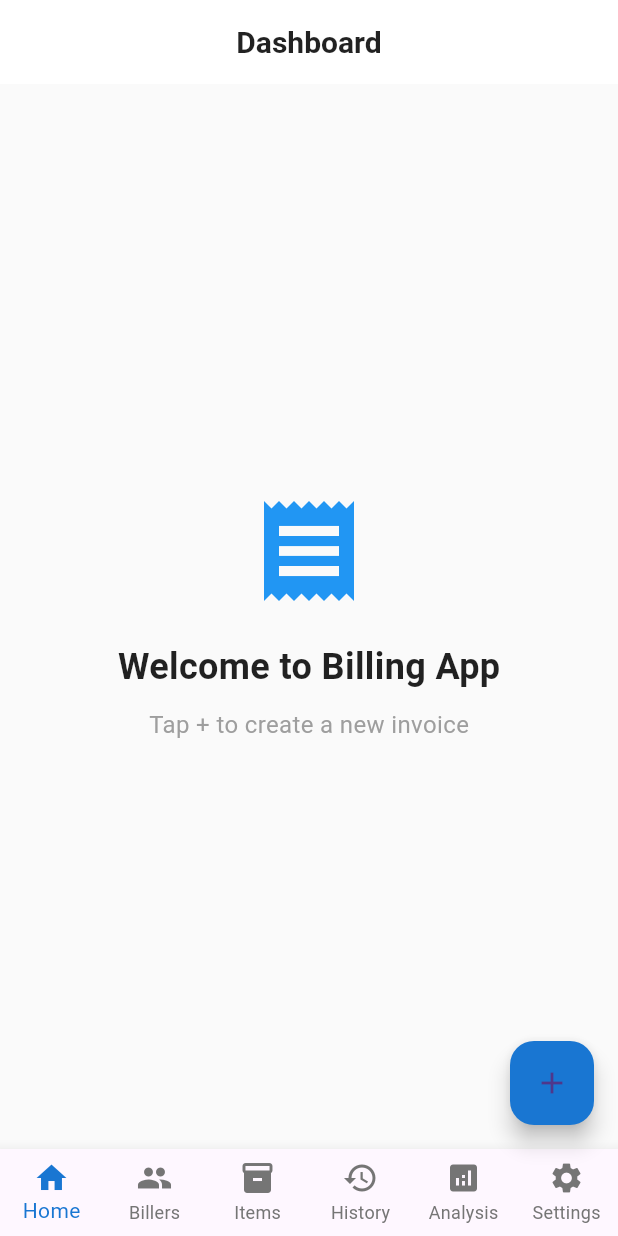
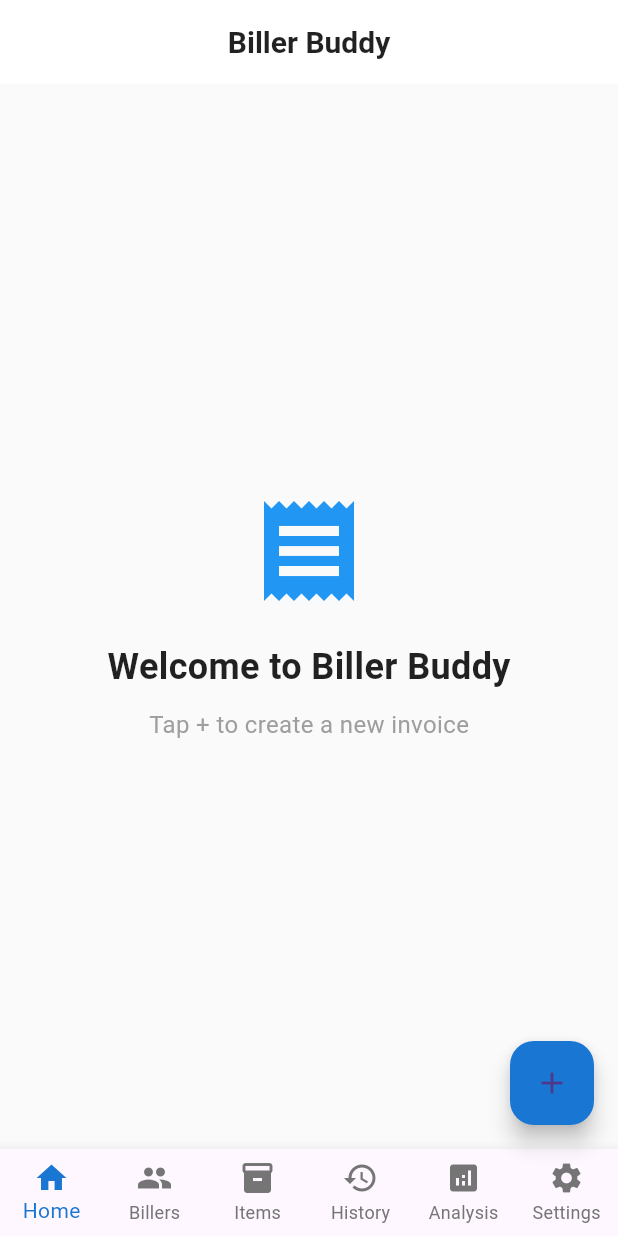
Before and after one commit to dollypatel2012/bill_me, a Flutter app: the screen it shows after launch, on a phone screen of 412 x 824 dp. Run offline on Flutter 3.47's test engine with Material 3 defaults, Android fonts, the light colour scheme and no system bars; our stand-ins replace csv, fl_chart, flutter_secure_storage, image_picker, pdf, printing and 3 more; missing offline and left inert: mysql1; accounts and stored records are empty.

```diff
--- a/lib/screens/home_screen.dart
+++ b/lib/screens/home_screen.dart
@@ -5,7 +5,7 @@ class HomeScreen extends StatelessWidget {
   Widget build(BuildContext context) {
     return Scaffold(
       appBar: AppBar(
-        title: const Text('Dashboard'),
+        title: const Text('Biller Buddy'),
         automaticallyImplyLeading: false,
       ),
       body: Center(
@@ -15,7 +15,7 @@ class HomeScreen extends StatelessWidget {
             Icon(Icons.receipt, size: 80, color: Colors.blue),
             SizedBox(height: 20),
             Text(
-              'Welcome to Billing App',
+              'Welcome to Biller Buddy',
               style: TextStyle(fontSize: 24, fontWeight: FontWeight.bold),
             ),
             SizedBox(height: 10),
```
Also changed, not shown: lib/screens/bill_generation_screen.dart (+13 -10 lines).
